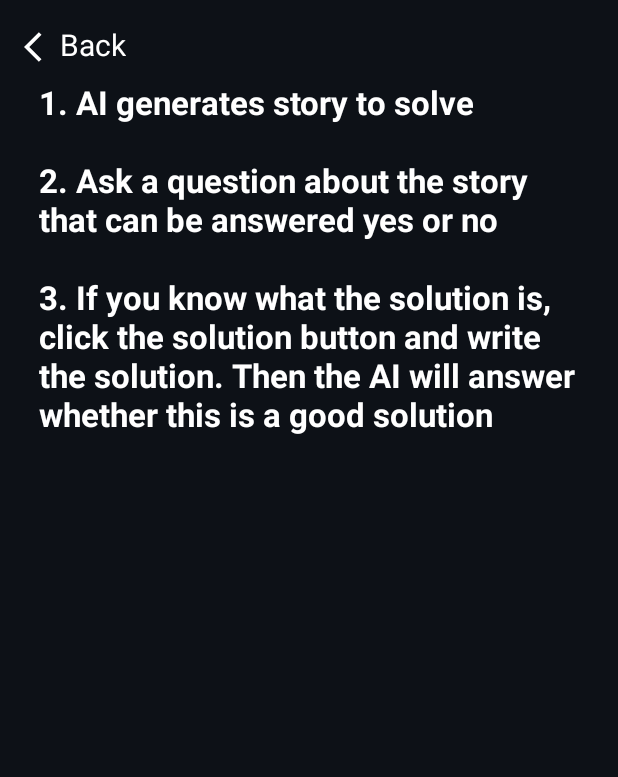
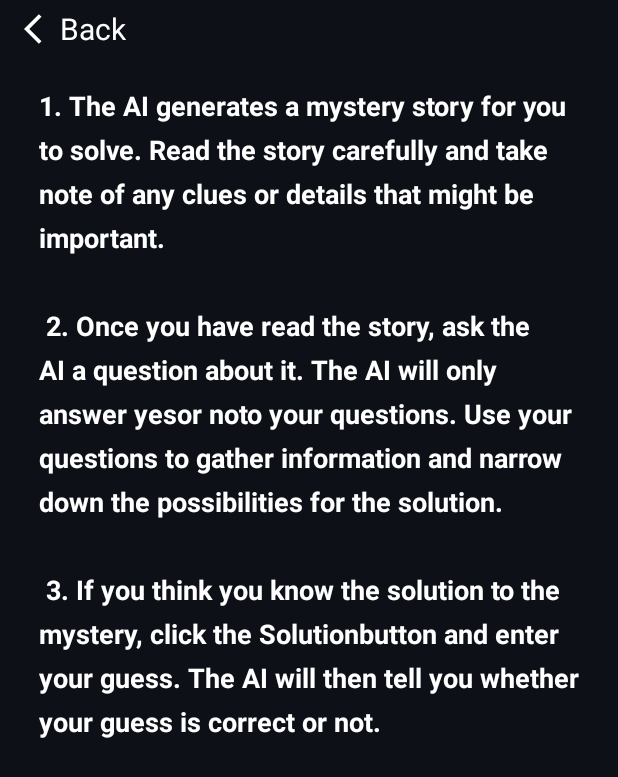
Before and after one commit to Braddock511/DarkStoriesAI, an Android app: the MainActivity screen opened directly, with no data from a screen before it, in the options menu, after a tap on "How to play?", on a phone screen of 412 x 824 dp. Shown: the top 777 px of the screen. Run offline under Robolectric (Android 15) with nearby library versions, the phone set to English and light mode, and no system bars; 2 statements that could not run were skipped.

Commit message:
Added polish and spanish languages

```diff
--- a/app/src/main/java/org/test/darkstoriesai/API.java
+++ b/app/src/main/java/org/test/darkstoriesai/API.java
@@ -1,6 +1,4 @@
 package org.test.darkstoriesai;
-
-import android.util.Log;
 
 import org.json.JSONException;
 import org.json.JSONObject;
@@ -16,10 +14,10 @@ import okhttp3.Response;
 
 public class API {
     private final OkHttpClient client;
-    private final String url = "0.0.0.0"; // If it doesn't work, enter your local IP address
+    private final String url = "0.0.0.0:5110"; // If it doesn't work, enter your local IP address
 
     public API() {
-        int timeoutSeconds = 3600;
+        int timeoutSeconds = 60;
         this.client = new OkHttpClient.Builder()
                 .connectTimeout(timeoutSeconds, TimeUnit.SECONDS)
                 .readTimeout(timeoutSeconds, TimeUnit.SECONDS)
@@ -27,7 +25,32 @@ public class API {
                 .build();
     }
 
-    public String sendPrompt(String prompt, String sessionId) {
+    public JSONObject createStoryRequest(String story_format, String sessionId) {
+        try {
+            // Define the request form data
+            JSONObject jsonBody = new JSONObject();
+            jsonBody.put("story_format", story_format);
+            jsonBody.put("session_id", sessionId);
+
+            // Serialize the JSON object to a string
+            String json = jsonBody.toString();
+            RequestBody requestBody = RequestBody.create(json, MediaType.get("application/json; charset=utf-8"));
+
+            Request request = new Request.Builder()
+                    .url(String.format("http://%s/story", url))
+                    .post(requestBody)
+                    .header("Content-Type", "application/json")
+                    .build();
+
+            Response response = client.newCall(request).execute();
+            String jsonResponse = response.body().string();
+            return new JSONObject(jsonResponse);
+        } catch (JSONException | IOException e) {
+            throw new RuntimeException(e);
+        }
+    }
+
+    public JSONObject ask(String prompt, String sessionId) {
         try {
             // Define the request form data
             JSONObject jsonBody = new JSONObject();
@@ -39,34 +62,25 @@ public class API {
             RequestBody requestBody = RequestBody.create(json, MediaType.get("application/json; charset=utf-8"));
 
             Request request = new Request.Builder()
-                    .url(String.format("http://%s/prompt", url))
+                    .url(String.format("http://%s/question", url))
                     .post(requestBody)
                     .header("Content-Type", "application/json")
                     .build();
 
             Response response = client.newCall(request).execute();
 
-            if (response.isSuccessful()) {
-                String jsonResponse = response.body().string();
-                JSONObject jsonObject = new JSONObject(jsonResponse);
-                return jsonObject.getString("Answer");
-            } else {
-                return "Request failed: " + response.body().string();
-            }
-        } catch (IOException e) {
-            Log.i("API", e.toString());
-            e.printStackTrace();
-            return "FAILED";
-        } catch (JSONException e) {
-            Log.i("API", e.toString());
+            String jsonResponse = response.body().string();
+            return new JSONObject(jsonResponse);
+        } catch (JSONException | IOException e) {
             throw new RuntimeException(e);
         }
     }
 
-    public String clearRedis(String sessionId) {
+    public JSONObject sendSolution(String prompt, String sessionId) {
         try {
             // Define the request form data
             JSONObject jsonBody = new JSONObject();
+            jsonBody.put("user_prompt", prompt);
             jsonBody.put("session_id", sessionId);
 
             // Serialize the JSON object to a string
@@ -74,25 +88,15 @@ public class API {
             RequestBody requestBody = RequestBody.create(json, MediaType.get("application/json; charset=utf-8"));
 
             Request request = new Request.Builder()
-                    .url(String.format("http://%s/clear-redis", url))
+                    .url(String.format("http://%s/solve", url))
                     .post(requestBody)
                     .header("Content-Type", "application/json")
                     .build();
 
             Response response = client.newCall(request).execute();
-
-            if (response.isSuccessful()) {
-                String jsonResponse = response.body().string();
-                return jsonResponse;
-            } else {
-                return "Request failed: " + response.body().string();
-            }
-        } catch (IOException e) {
-            Log.i("API", e.toString());
-            e.printStackTrace();
-            return "FAILED";
-        } catch (JSONException e) {
-            Log.i("API", e.toString());
+            String jsonResponse = response.body().string();
+            return new JSONObject(jsonResponse);
+        } catch (JSONException | IOException e) {
             throw new RuntimeException(e);
         }
     }
--- a/app/src/main/java/org/test/darkstoriesai/MainActivity.java
+++ b/app/src/main/java/org/test/darkstoriesai/MainActivity.java
@@ -10,12 +10,15 @@ import android.view.View;
 import android.widget.Button;
 import android.widget.EditText;
 import android.widget.ListView;
+import android.widget.TextView;
 
 import androidx.annotation.NonNull;
 import androidx.appcompat.app.AppCompatActivity;
 import androidx.appcompat.widget.Toolbar;
 
 import com.google.android.material.snackbar.Snackbar;
+
+import org.json.JSONException;
 
 import java.util.ArrayList;
 import java.util.List;
@@ -25,7 +28,12 @@ import java.util.concurrent.atomic.AtomicInteger;
 
 public class MainActivity extends AppCompatActivity {
 //    SplashActivity splashLoading = new SplashActivity();
-    String sessionId = UUID.randomUUID().toString();
+    private String sessionId = UUID.randomUUID().toString();
+    private AdapterListItems adapter;
+    private AtomicInteger loadingIndex;
+    private final API api = new API();
+    private String lang = "english";
+    private String storyFormatPrompt;
 
     @Override
     protected void onCreate(Bundle savedInstanceState) {
@@ -44,17 +52,18 @@ public class MainActivity extends AppCompatActivity {
         // Story
         ListView listView = findViewById(R.id.historyListView);
         List<ListItem> loadItemsList = new ArrayList<>();
-        AdapterListItems adapter = new AdapterListItems(this, loadItemsList); // TODO load data from database
+        adapter = new AdapterListItems(this, loadItemsList); // TODO load data from database
         listView.setAdapter(adapter);
 
-        String storyPrompt = "Write dark story and topic story. According to this instruction:\nTOPIC: \nSTORY: ";
-
-//        processPrompt(adapter, storyPrompt, "STORY TELLER", new AtomicInteger(0));
+        TextView languageTextView = findViewById(R.id.language);
+        lang = languageTextView.getText().toString();
+        storyFormatPrompt = String.format("Write dark story, in %s language", lang);
+//        createStory(storyFormatPrompt);
 
         // User ask
         EditText questionPrompt = findViewById(R.id.questionPrompt);
         Button askButton = findViewById(R.id.askButton);
-        AtomicInteger loadingIndex = new AtomicInteger(2); //Start on 2, because 0. Story 1. Question
+        loadingIndex = new AtomicInteger(2); //Start on 2, because 0. Story 1. Question
 
         askButton.setOnClickListener(v -> {
             String text = questionPrompt.getText().toString();
@@ -62,7 +71,7 @@ public class MainActivity extends AppCompatActivity {
             adapter.add(new ListItem("ASKER", text));
             questionPrompt.getText().clear();
 
-//            processPrompt(adapter, format("Answer for this - %s", text), "STORY TELLER", loadingIndex);
+            answer(text);
         });
 
         // Buttons
@@ -73,9 +82,10 @@ public class MainActivity extends AppCompatActivity {
         solutionButton.setOnClickListener(v -> {
             String questionSolution = questionPrompt.getText().toString();
             if (!questionSolution.equals("")) {
+                adapter.add(new ListItem("ASKER", questionSolution));
                 questionPrompt.getText().clear();
                 String solutionPrompt = format("This is solution? - %s", questionSolution);
-                processPrompt(adapter, solutionPrompt, "STORY TELLER", loadingIndex);
+                solution(solutionPrompt);
             }
             else{
                 Snackbar snackbar = Snackbar.make(actualView, "Write solution in input!", Snackbar.LENGTH_SHORT);
@@ -84,17 +94,73 @@ public class MainActivity extends AppCompatActivity {
         });
 
         newStoryButton.setOnClickListener(v -> {
-            CompletableFuture.supplyAsync(() -> {
-                API api = new API();
-                return api.clearRedis(sessionId);
-            }).thenAcceptAsync(result -> runOnUiThread(() -> {
-                loadingIndex.set(0);
-                adapter.clear();
+            lang = languageTextView.getText().toString();
+            storyFormatPrompt = String.format("Write dark story, in %s language", lang);
+            loadingIndex.set(0);
+            adapter.clear();
+            createStory(storyFormatPrompt);
+        });
+    }
+
+    // Main func
+    public void createStory(String storyFormatPrompt) {
+        CompletableFuture.supplyAsync(() -> {
+            // Loading
+            runOnUiThread(() -> {
+                loadingIndex = new AtomicInteger(2); //Start on 2, because 0. Story 1. Question
+                adapter.add(new ListItem(true));
                 adapter.notifyDataSetChanged();
-            }));
+            });
+            return api.createStoryRequest(storyFormatPrompt, sessionId);
+        }).thenAcceptAsync(result -> runOnUiThread(() -> {
+            adapter.remove(adapter.getItem(0));  // Remove the loading item
+            try {
+                adapter.add(new ListItem("STORY TELLER", result.getString(("story"))));
+            } catch (JSONException e) {
+                throw new RuntimeException(e);
+            }
+            adapter.notifyDataSetChanged();
+        }));
+    }
 
-            processPrompt(adapter, storyPrompt, "STORY TELLER", new AtomicInteger(0));
-        });
+    public void answer(String askPrompt) {
+        CompletableFuture.supplyAsync(() -> {
+            // Loading
+            runOnUiThread(() -> {
+                adapter.add(new ListItem(true));
+                adapter.notifyDataSetChanged();
+            });
+            return api.ask(format("%s, asnwer in %s language", askPrompt, lang), sessionId);
+        }).thenAcceptAsync(result -> runOnUiThread(() -> {
+            adapter.remove(adapter.getItem(loadingIndex.get()));  // Remove the loading item
+            loadingIndex.addAndGet(2);
+            try {
+                adapter.add(new ListItem("STORY TELLER", result.getString("answer")));
+            } catch (JSONException e) {
+                throw new RuntimeException(e);
+            }
+            adapter.notifyDataSetChanged();
+        }));
+    }
+
+    public void solution(String solutionPrompt) {
+        CompletableFuture.supplyAsync(() -> {
+            // Loading
+            runOnUiThread(() -> {
+                adapter.add(new ListItem(true));
+                adapter.notifyDataSetChanged();
+            });
+            return api.sendSolution(solutionPrompt, sessionId);
+        }).thenAcceptAsync(result -> runOnUiThread(() -> {
+            adapter.remove(adapter.getItem(loadingIndex.get()));  // Remove the loading item
+            loadingIndex.addAndGet(2);
+            try {
+                adapter.add(new ListItem("STORY TELLER", result.getString("answer")));
+            } catch (JSONException e) {
+                throw new RuntimeException(e);
+            }
+            adapter.notifyDataSetChanged();
+        }));
     }
 
     // Toolbar
@@ -108,33 +174,16 @@ public class MainActivity extends AppCompatActivity {
     public boolean onOptionsItemSelected(@NonNull MenuItem item) {
         int id = item.getItemId();
 
-        // Handle menu item clicks here
         if (id == R.id.how_to_play_item) {
-            // Create an Intent to start a new activity
-            Intent intent = new Intent(MainActivity.this, HowToPlay.class);
-
-            // Start the new activity
-            startActivity(intent);
-
+            Intent howToPlayIntent = new Intent(MainActivity.this, HowToPlay.class);
+            startActivity(howToPlayIntent);
+            return true;
+        } else if (id == R.id.languages) {
+            Intent languagesIntent = new Intent(MainActivity.this, Languages.class);
+            startActivity(languagesIntent);
             return true;
         }
 
         return super.onOptionsItemSelected(item);
     }
-
-    public void processPrompt(AdapterListItems adapter, String storyPrompt, String header, AtomicInteger position) {
-        CompletableFuture.supplyAsync(() -> {
-            // Loading
-            adapter.add(new ListItem(true));
-            adapter.notifyDataSetChanged();
-
-            API api = new API();
-            return api.sendPrompt(storyPrompt, sessionId);
-        }).thenAcceptAsync(result -> runOnUiThread(() -> {
-            adapter.remove(adapter.getItem(position.get()));  // Remove the loading item
-            position.addAndGet(2);
-            adapter.add(new ListItem(header, result));
-            adapter.notifyDataSetChanged();
-        }));
-    }
 }
--- a/app/src/main/res/layout/how_to_play.xml
+++ b/app/src/main/res/layout/how_to_play.xml
@@ -1,56 +1,55 @@
 <?xml version="1.0" encoding="utf-8"?>
-<RelativeLayout xmlns:android="http://schemas.android.com/apk/res/android"
+<ScrollView xmlns:android="http://schemas.android.com/apk/res/android"
     xmlns:app="http://schemas.android.com/apk/res-auto"
     xmlns:tools="http://schemas.android.com/tools"
     android:id="@+id/welcomeLayout"
     android:layout_width="match_parent"
     android:layout_height="match_parent"
     android:background="@color/secondaryColor"
-    android:padding="16dp"
+    android:paddingStart="16dp"
+    android:paddingEnd="16dp"
     tools:context=".MainActivity">
 
-    <LinearLayout
+    <androidx.constraintlayout.widget.ConstraintLayout
         android:layout_width="match_parent"
-        android:layout_height="match_parent"
-        android:orientation="vertical"
-        android:layout_gravity="center"
-        android:gravity="top">
+        android:layout_height="wrap_content">
 
         <LinearLayout
             android:id="@+id/back"
             android:layout_width="match_parent"
             android:layout_height="wrap_content"
             android:orientation="horizontal"
-            >
+            android:layout_marginTop="5dp"
+            app:layout_constraintTop_toTopOf="parent">
 
             <ImageView
                 android:layout_width="wrap_content"
                 android:layout_height="wrap_content"
                 android:src="@drawable/ic_back_arrow"
-                android:layout_marginTop="3dp"
-                />
+                android:layout_marginTop="2dp"
+                android:contentDescription="@string/back" />
 
             <TextView
                 android:layout_width="wrap_content"
                 android:layout_height="wrap_content"
-                android:text="Back"
+                android:text="@string/back"
                 android:textColor="@color/white"
-                android:textSize="20dp"/>
+                android:textSize="20sp"/>
         </LinearLayout>
-
 
         <TextView
             android:id="@+id/textViewWelcome"
             android:layout_width="match_parent"
             android:layout_height="wrap_content"
-            android:layout_marginBottom="48dp"
-            android:text="1. AI generates story to solve\n\n2. Ask a question about the story that can be answered yes or no\n\n3. If you know what the solution is, click the solution button and write the solution. Then the AI will answer whether this is a good solution"
-            android:textSize="22sp"
+            android:layout_marginTop="15dp"
+            android:text='@string/how_to_play'
+            android:textSize="18sp"
             android:textColor="@color/white"
             android:textStyle="bold"
-            android:padding="10dp"/>
+            android:padding="10dp"
+            android:lineSpacingExtra="8dp"
+            app:layout_constraintTop_toBottomOf="@id/back"/>
 
+    </androidx.constraintlayout.widget.ConstraintLayout>
 
-    </LinearLayout>
-
-</RelativeLayout>
+</ScrollView>
--- a/app/src/main/res/menu/menu_main.xml
+++ b/app/src/main/res/menu/menu_main.xml
@@ -1,8 +1,13 @@
 <?xml version="1.0" encoding="utf-8"?>
 <menu xmlns:android="http://schemas.android.com/apk/res/android">
     <item
+        android:id="@+id/languages"
+        android:title="@string/languages"
+        android:icon="@drawable/ic_menu"
+        />
+    <item
         android:id="@+id/how_to_play_item"
-        android:title="How to play?"
+        android:title="@string/how_to_play_menu"
         android:icon="@drawable/ic_menu"
         />
 </menu>
--- a/app/src/main/res/values/strings.xml
+++ b/app/src/main/res/values/strings.xml
@@ -1,7 +1,15 @@
 <resources>
     <string name="app_name">DarkStoriesAI</string>
-    <string name="new_story">New Story</string>
+    <string name="new_story" >New Story</string>
     <string name="solution">Solution</string>
     <string name="ask">Ask</string>
     <string name="question">Ask a yes or no question</string>
+    <string name="back">Back</string>
+    <string name="how_to_play">
+        1. The AI generates a mystery story for you to solve. Read the story carefully and take note of any clues or details that might be important.\n\n
+        2. Once you have read the story, ask the AI a question about it. The AI will only answer yesor noto your questions. Use your questions to gather information and narrow down the possibilities for the solution.\n\n
+        3. If you think you know the solution to the mystery, click the Solutionbutton and enter your guess. The AI will then tell you whether your guess is correct or not.</string>
+    <string name="how_to_play_menu">How to play?</string>
+    <string name="languages">Languages</string>
+    <string name="language">English</string>
 </resources>
```
Also changed, not shown: app/src/main/AndroidManifest.xml (+7 -0 lines), app/src/main/java/org/test/darkstoriesai/Languages.java (added, +46 -0 lines), app/src/main/java/org/test/darkstoriesai/LanguagesManager.java (added, +34 -0 lines), app/src/main/res/layout/activity_main.xml (+9 -0 lines), app/src/main/res/layout/languages.xml (added, +88 -0 lines), 2 other files.
